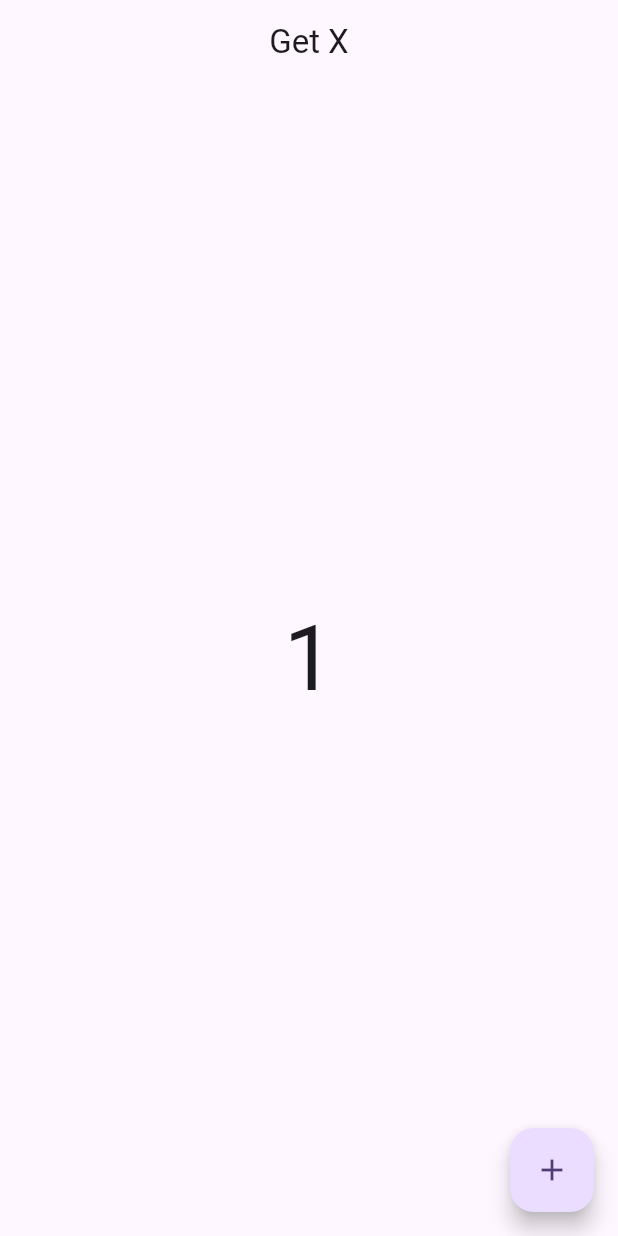
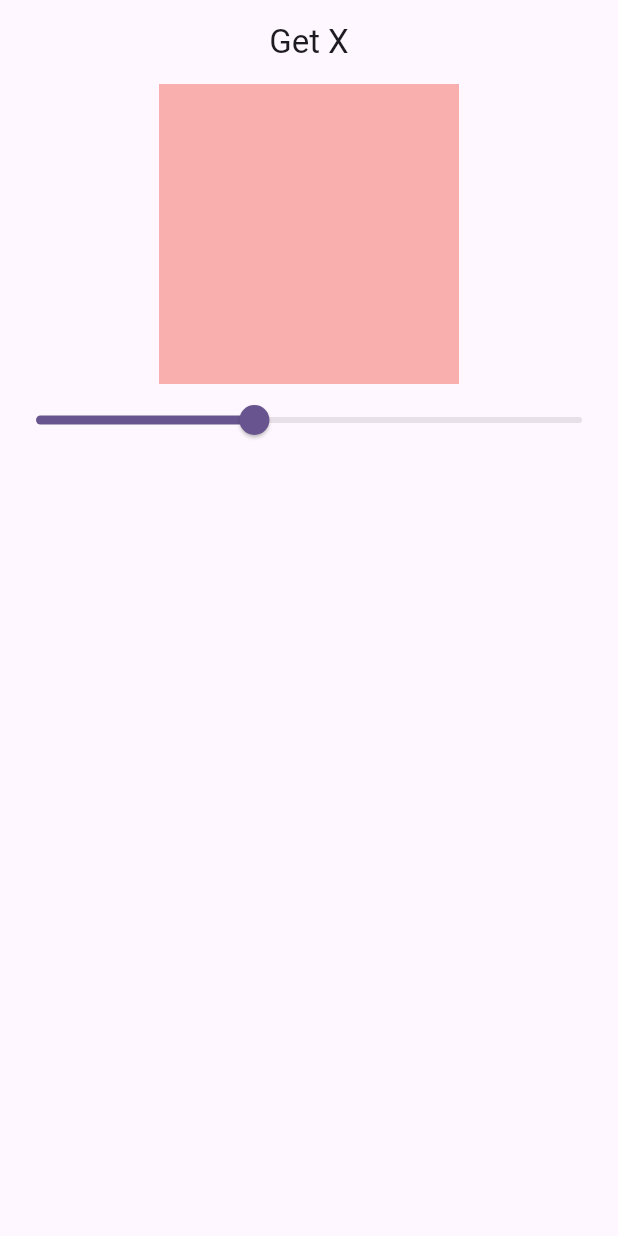
Before and after one commit to sakshamgupta930/Getx-State-Management, a Flutter app: the screen it shows after launch, on a phone screen of 412 x 824 dp. Run offline on Flutter 3.47's test engine with Material 3 defaults, Android fonts, the phone set to English and light mode, and no system bars; our stand-ins replace get.

Commit message:
example 1

```diff
--- a/lib/counter_controller.dart
+++ /dev/null
@@ -1,11 +0,0 @@
-import 'package:get/get.dart';
-
-class CounterController extends GetxController {
-  // Data type for getx -- > RxInt
-
-  RxInt counter = 1.obs;
-
-  incrementCounter() {
-    counter.value++;
-  }
-}
--- a/lib/home_screen.dart
+++ b/lib/home_screen.dart
@@ -1,6 +1,6 @@
 import 'package:flutter/material.dart';
 import 'package:get/get.dart';
-import 'package:get_x/counter_controller.dart';
+import 'package:get_x/slider_controller.dart';
 
 class HomeScreen extends StatefulWidget {
   const HomeScreen({super.key});
@@ -10,27 +10,33 @@ class HomeScreen extends StatefulWidget {
 }
 
 class _HomeScreenState extends State<HomeScreen> {
-  final CounterController controller = Get.put(CounterController());
+  final SliderController controller = Get.put(SliderController());
 
   @override
   Widget build(BuildContext context) {
+    print("object");
     return Scaffold(
-      appBar: AppBar(
-        title: const Center(child: Text("Get X")),
-      ),
-      body: Center(
-        child: Obx(
-          () => Text(
-            controller.counter.toString(),
-            style: const TextStyle(fontSize: 60),
-          ),
+        appBar: AppBar(
+          title: const Center(child: Text("Get X")),
         ),
-      ),
-      floatingActionButton: FloatingActionButton(
-          child: const Icon(Icons.add),
-          onPressed: () {
-            controller.incrementCounter();
-          }),
-    );
+        body: Column(
+          children: [
+            Obx(
+              () => Container(
+                height: 200,
+                width: 200,
+                color: Colors.red.withOpacity(controller.opacity.value),
+              ),
+            ),
+            Obx(
+              () => Slider(
+                value: controller.opacity.value,
+                onChanged: (value) {
+                  controller.setOpacity(value);
+                },
+              ),
+            ),
+          ],
+        ));
   }
 }
--- /dev/null
+++ b/lib/slider_controller.dart
@@ -0,0 +1,9 @@
+import 'package:get/get.dart';
+
+class SliderController extends GetxController {
+  RxDouble opacity = .4.obs;
+
+  setOpacity(double value) {
+    opacity.value = value;
+  }
+}
```
